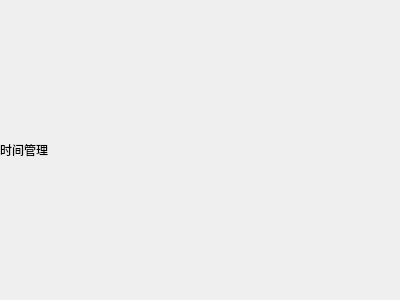
half-nothing/work-record, file src/ui/forms/work_time.ui: the form before one commit.
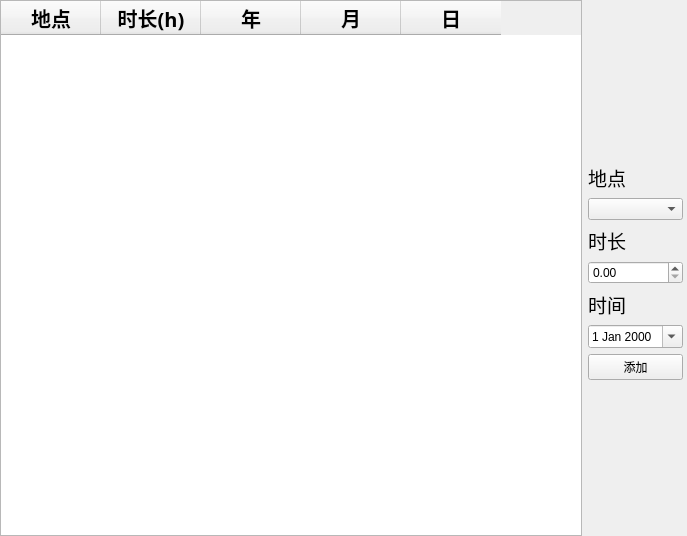
The form after the commit.

```diff
--- a/src/ui/forms/work_time.ui
+++ b/src/ui/forms/work_time.ui
@@ -6,8 +6,8 @@
    <rect>
     <x>0</x>
     <y>0</y>
-    <width>400</width>
-    <height>300</height>
+    <width>687</width>
+    <height>536</height>
    </rect>
   </property>
   <property name="windowTitle">
@@ -21,21 +21,169 @@
     <number>0</number>
    </property>
    <property name="rightMargin">
-    <number>0</number>
+    <number>4</number>
    </property>
    <property name="bottomMargin">
     <number>0</number>
    </property>
    <property name="spacing">
-    <number>0</number>
+    <number>6</number>
    </property>
-   <item row="0" column="0">
+   <item row="2" column="1">
+    <widget class="QComboBox" name="location_select"/>
+   </item>
+   <item row="1" column="1">
     <widget class="QLabel" name="label">
+     <property name="font">
+      <font>
+       <family>宋体</family>
+       <pointsize>14</pointsize>
+       <italic>false</italic>
+       <bold>false</bold>
+      </font>
+     </property>
      <property name="text">
-      <string>时间管理</string>
+      <string>地点</string>
      </property>
     </widget>
    </item>
+   <item row="6" column="1">
+    <widget class="QDateEdit" name="date_edit">
+     <property name="calendarPopup">
+      <bool>true</bool>
+     </property>
+    </widget>
+   </item>
+   <item row="3" column="1">
+    <widget class="QLabel" name="label_2">
+     <property name="font">
+      <font>
+       <family>宋体</family>
+       <pointsize>14</pointsize>
+       <italic>false</italic>
+       <bold>false</bold>
+      </font>
+     </property>
+     <property name="text">
+      <string>时长</string>
+     </property>
+    </widget>
+   </item>
+   <item row="7" column="1">
+    <widget class="QPushButton" name="add">
+     <property name="text">
+      <string>添加</string>
+     </property>
+    </widget>
+   </item>
+   <item row="5" column="1">
+    <widget class="QLabel" name="label_3">
+     <property name="font">
+      <font>
+       <family>宋体</family>
+       <pointsize>14</pointsize>
+       <italic>false</italic>
+       <bold>false</bold>
+      </font>
+     </property>
+     <property name="text">
+      <string>时间</string>
+     </property>
+    </widget>
+   </item>
+   <item row="0" column="1">
+    <spacer name="verticalSpacer_2">
+     <property name="orientation">
+      <enum>Qt::Vertical</enum>
+     </property>
+     <property name="sizeHint" stdset="0">
+      <size>
+       <width>20</width>
+       <height>40</height>
+      </size>
+     </property>
+    </spacer>
+   </item>
+   <item row="8" column="1">
+    <spacer name="verticalSpacer">
+     <property name="orientation">
+      <enum>Qt::Vertical</enum>
+     </property>
+     <property name="sizeHint" stdset="0">
+      <size>
+       <width>20</width>
+       <height>40</height>
+      </size>
+     </property>
+    </spacer>
+   </item>
+   <item row="0" column="0" rowspan="9">
+    <widget class="QTableWidget" name="record_list">
+     <column>
+      <property name="text">
+       <string>地点</string>
+      </property>
+      <property name="font">
+       <font>
+        <family>宋体</family>
+        <pointsize>15</pointsize>
+        <bold>true</bold>
+       </font>
+      </property>
+     </column>
+     <column>
+      <property name="text">
+       <string>时长(h)</string>
+      </property>
+      <property name="font">
+       <font>
+        <family>宋体</family>
+        <pointsize>15</pointsize>
+        <bold>true</bold>
+       </font>
+      </property>
+     </column>
+     <column>
+      <property name="text">
+       <string>年</string>
+      </property>
+      <property name="font">
+       <font>
+        <family>宋体</family>
+        <pointsize>15</pointsize>
+        <bold>true</bold>
+       </font>
+      </property>
+     </column>
+     <column>
+      <property name="text">
+       <string>月</string>
+      </property>
+      <property name="font">
+       <font>
+        <family>宋体</family>
+        <pointsize>15</pointsize>
+        <bold>true</bold>
+       </font>
+      </property>
+     </column>
+     <column>
+      <property name="text">
+       <string>日</string>
+      </property>
+      <property name="font">
+       <font>
+        <family>宋体</family>
+        <pointsize>15</pointsize>
+        <bold>true</bold>
+       </font>
+      </property>
+     </column>
+    </widget>
+   </item>
+   <item row="4" column="1">
+    <widget class="QDoubleSpinBox" name="time_edit"/>
+   </item>
   </layout>
  </widget>
  <resources/>
```
